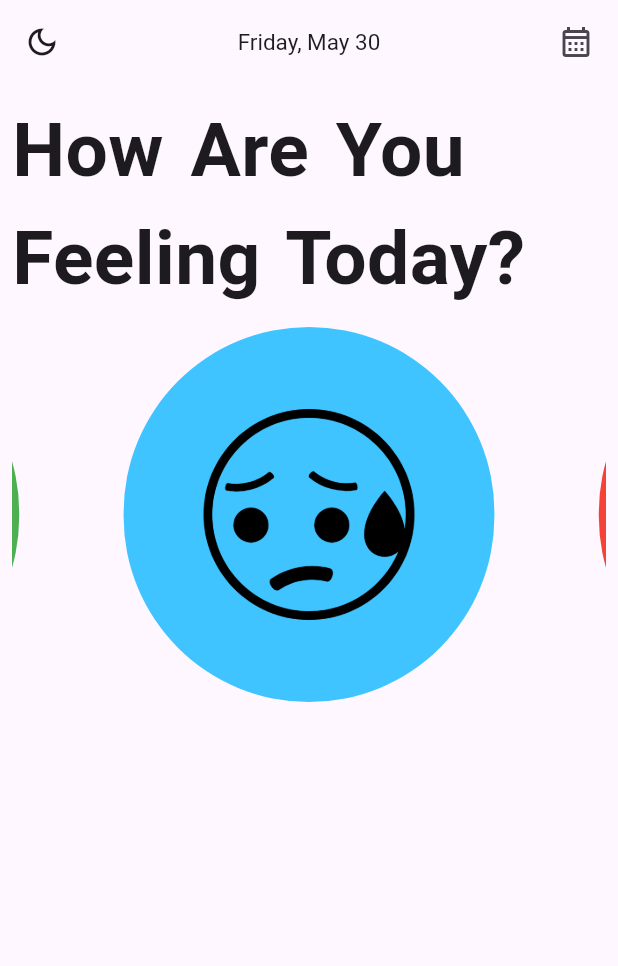
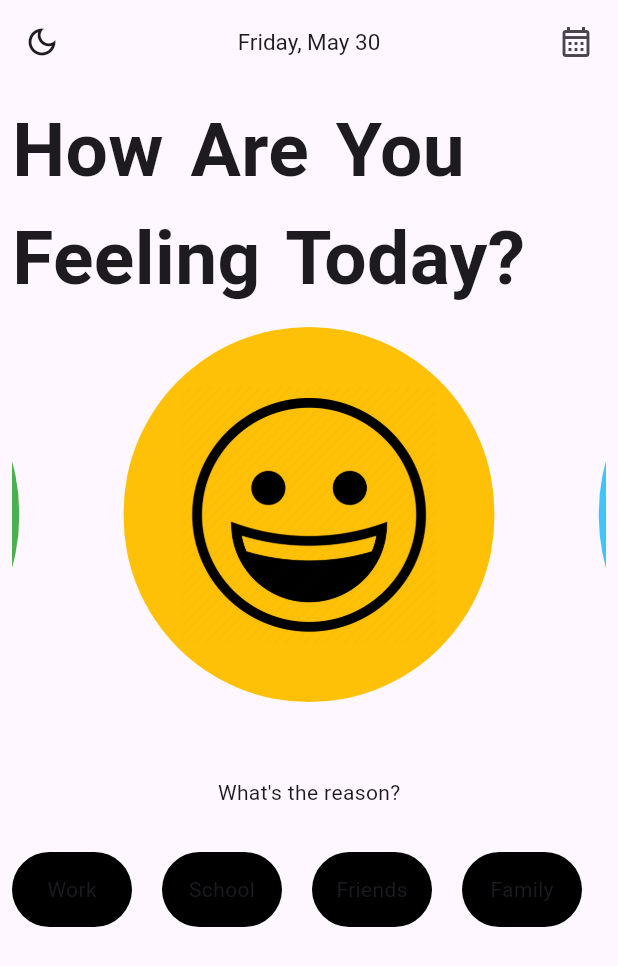
Before and after one commit to KabeloBitcube/mood_tracker, a Flutter app: the screen it shows after launch, on a phone screen of 412 x 824 dp. Shown: the top 966 px of the screen. Run offline on Flutter 3.47's test engine with Material 3 defaults, Android fonts, the phone set to English and light mode, and no system bars; drawn by our look-alikes of carousel_slider; our stand-ins replace go_router.

Commit message:
V4 - Home screen > Added reason containers

```diff
--- a/lib/Home/home.dart
+++ b/lib/Home/home.dart
@@ -43,11 +43,21 @@ class HomeScreen extends StatelessWidget {
                 Container(
                   width: MediaQuery.of(context).size.width * 0.6,
                   decoration: BoxDecoration(
+                    color: Colors.amber,
+                    borderRadius: BorderRadius.circular(250),
+                  ),
+                  child: Center(
+                    child: Image.asset('assets/images/Happy.webp', width: 170, height: 170,),
+                  ),
+                ),
+                Container(
+                  width: MediaQuery.of(context).size.width * 0.6,
+                  decoration: BoxDecoration(
                     color: Colors.lightBlueAccent,
                     borderRadius: BorderRadius.circular(250),
                   ),
                    child: Center(
-                    child: Image.asset('assets/images/Sad.webp', width: 150, height: 150,),
+                    child: Image.asset('assets/images/Sad.webp', width: 170, height: 170,),
                   ),
                 ),
                 Container(
@@ -63,25 +73,123 @@ class HomeScreen extends StatelessWidget {
                 Container(
                   width: MediaQuery.of(context).size.width * 0.6,
                   decoration: BoxDecoration(
-                    color: Colors.amber,
-                    borderRadius: BorderRadius.circular(250),
-                  ),
-                  child: Center(
-                    child: Image.asset('assets/images/Happy.webp', width: 150, height: 150,),
-                  ),
-                ),
-                Container(
-                  width: MediaQuery.of(context).size.width * 0.6,
-                  decoration: BoxDecoration(
                     color: Colors.green,
                     borderRadius: BorderRadius.circular(250),
                   ),
                    child: Center(
-                    child: Image.asset('assets/images/Positive.webp', width: 200, height: 200,),
+                    child: Image.asset('assets/images/Positive.webp', width: 220, height: 220,),
                   ),
                 ),
               ],
             ),
+            const SizedBox(height: 50),
+            const Text('What\'s the reason?'),
+            const SizedBox(height: 30,),
+            SizedBox(
+              height: 50,
+              width: MediaQuery.of(context).size.width,
+              child: ListView(
+                scrollDirection: Axis.horizontal,
+                children: [
+                  Container(
+                    height: 30,
+                    width: 80,
+                    decoration: BoxDecoration(
+                      color: Colors.black,
+                      borderRadius: BorderRadius.circular(200)
+                    ),
+                    child: Center(
+                      child: const Text('Work'),
+                    ),
+                  ),
+                  const SizedBox(width: 20,),
+                  Container(
+                    height: 30,
+                    width: 80,
+                    decoration: BoxDecoration(
+                      color: Colors.black,
+                      borderRadius: BorderRadius.circular(200)
+                    ),
+                    child: Center(
+                      child: const Text('School'),
+                    ),
+                  ),
+                  const SizedBox(width: 20,),
+                  Container(
+                    height: 30,
+                    width: 80,
+                    decoration: BoxDecoration(
+                      color: Colors.black,
+                      borderRadius: BorderRadius.circular(200)
+                    ),
+                    child: Center(
+                      child: const Text('Friends'),
+                    ),
+                  ),
+                  const SizedBox(width: 20,),
+                  Container(
+                    height: 30,
+                    width: 80,
+                    decoration: BoxDecoration(
+                      color: Colors.black,
+                      borderRadius: BorderRadius.circular(200)
+                    ),
+                    child: Center(
+                      child: const Text('Family'),
+                    ),
+                  ),
+                  const SizedBox(width: 20,),
+                  Container(
+                    height: 30,
+                    width: 80,
+                    decoration: BoxDecoration(
+                      color: Colors.black,
+                      borderRadius: BorderRadius.circular(200)
+                    ),
+                    child: Center(
+                      child: const Text('Work'),
+                    ),
+                  ),
+                  SizedBox(width: 20,),
+                  Container(
+                    height: 30,
+                    width: 80,
+                    decoration: BoxDecoration(
+                      color: Colors.black,
+                      borderRadius: BorderRadius.circular(200)
+                    ),
+                    child: Center(
+                      child: const Text('Health'),
+                    ),
+                  ),
+                  SizedBox(width: 20,),
+                  Container(
+                    height: 30,
+                    width: 80,
+                    decoration: BoxDecoration(
+                      color: Colors.black,
+                      borderRadius: BorderRadius.circular(200)
+                    ),
+                    child: Center(
+                      child: const Text('Relationship'),
+                    ),
+                  ),
+                  SizedBox(width: 20,),
+                  Container(
+                    height: 30,
+                    width: 80,
+                    decoration: BoxDecoration(
+                      color: Colors.black,
+                      borderRadius: BorderRadius.circular(200)
+                    ),
+                    child: Center(
+                      child: const Text('Money'),
+                    ),
+                  ),
+                  SizedBox(width: 20,),
+                ],
+              ),
+            )
           ],
         ),
       ),
```
